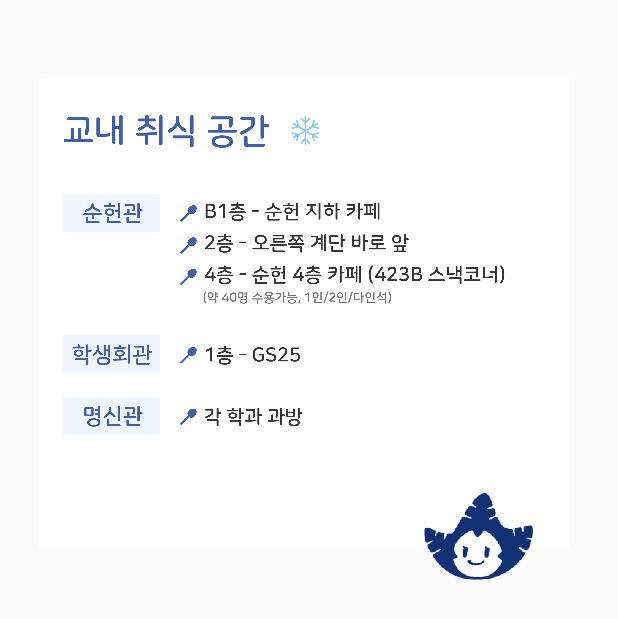
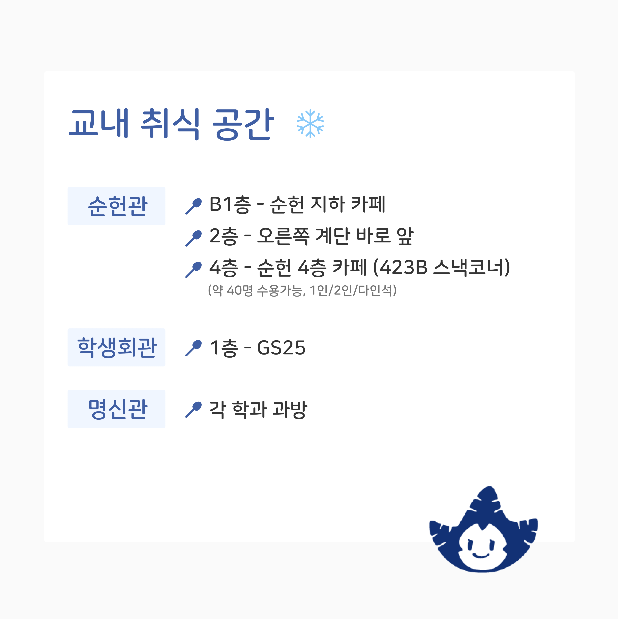
Before and after one commit to 0-x-14/AllAboutSookmyung, an Android app: the FoodspotActivity screen opened directly, with no data from a screen before it, on a phone screen of 412 x 824 dp. Shown: the top 619 px of the screen. Run offline under Robolectric (Android 15) with nearby library versions, the phone set to English and light mode, and no system bars.

Commit message:
위치수정

```diff
--- a/app/src/main/res/layout/activity_foodspot.xml
+++ b/app/src/main/res/layout/activity_foodspot.xml
@@ -10,10 +10,11 @@
         android:id="@+id/imageView3"
         android:layout_width="354dp"
         android:layout_height="430dp"
-        android:layout_marginStart="26dp"
-        app:layout_constraintBottom_toBottomOf="parent"
+        android:layout_marginStart="16dp"
+        android:layout_marginTop="16dp"
+        android:layout_marginEnd="16dp"
+        app:layout_constraintEnd_toEndOf="parent"
         app:layout_constraintStart_toStartOf="parent"
         app:layout_constraintTop_toTopOf="parent"
-        app:layout_constraintVertical_bias="0.053"
         app:srcCompat="@drawable/foodspot" />
 </androidx.constraintlayout.widget.ConstraintLayout>
```
